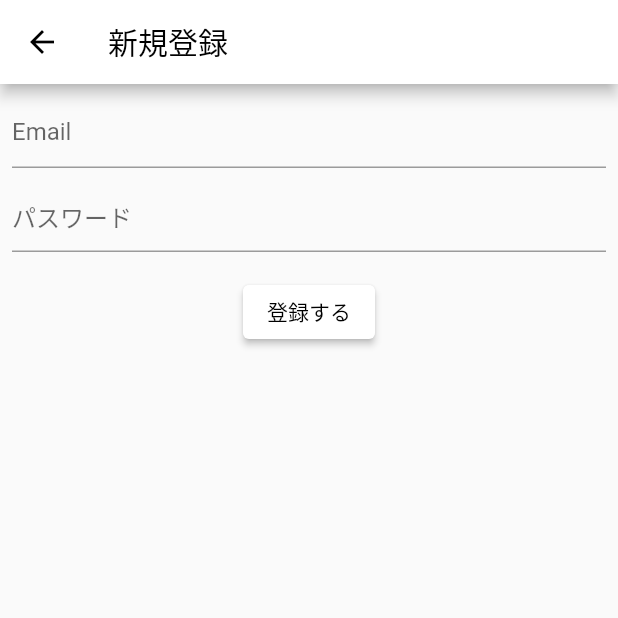
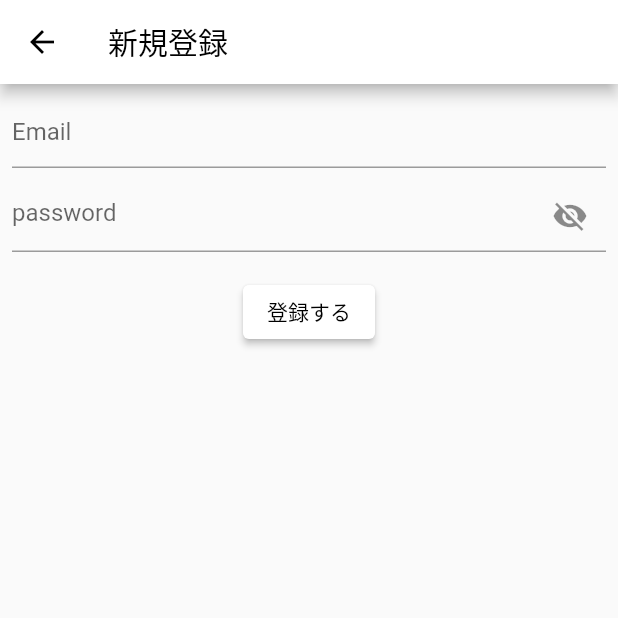
Before and after one commit to sftn0928/CloPG, a Flutter app: the RegisterPage screen opened directly, after a tap on "登録する", on a phone screen of 412 x 824 dp, the top half of it. Run offline on Flutter 3.47's test engine with Material 2 defaults, Android fonts, the phone set to English and light mode, and no system bars; our stand-ins replace cached_network_image, cloud_firestore, firebase_auth, firebase_core, firebase_storage; missing offline and left inert: share_extend; accounts and stored records are empty; network calls fail.

Commit message:
'ログイン・新規登録変更'

```diff
--- a/lib/game_list.dart
+++ b/lib/game_list.dart
@@ -35,9 +35,6 @@ class GameList extends StatefulWidget {
 
 class _GameList extends State<GameList> {
   void _handleCheckbox(bool? e){
-    // setState(() {
-    //   _check = _check;
-    // });
   }
 
   final Stream<QuerySnapshot> _stream =
--- a/lib/main.dart
+++ b/lib/main.dart
@@ -31,6 +31,7 @@ class MyApp extends StatelessWidget {
   @override
   Widget build(BuildContext context) {
     return MaterialApp(
+      debugShowCheckedModeBanner: false,
       title: 'Flutter Demo',
       theme: ThemeData(
         primarySwatch: materialWhite,
@@ -44,7 +45,7 @@ class MyApp extends StatelessWidget {
       ),
       // 各ファイルの名前を入力して実行すればそのページが表示される
       // home: GameDetail(),
-      home: App(),
+      home: LoginPage(),
     );
   }
 }
--- a/lib/register/register_page.dart
+++ b/lib/register/register_page.dart
@@ -2,7 +2,16 @@ import 'package:flutter/material.dart';
 import 'package:flutter_clopg/register/register_model.dart';
 import 'package:provider/provider.dart';
 
-class RegisterPage extends StatelessWidget {
+import '../app.dart';
+
+class RegisterPage extends StatefulWidget {
+@override
+_RegisterPageState createState() => _RegisterPageState();
+
+}
+
+class _RegisterPageState extends State<RegisterPage> {
+bool _isObscure = true;
   @override
   Widget build(BuildContext context) {
     return ChangeNotifierProvider<RegisterModel>(
@@ -33,8 +42,19 @@ class RegisterPage extends StatelessWidget {
                       ),
                       TextField(
                         controller: model.authorController,
+                        obscureText: _isObscure,
                         decoration: InputDecoration(
-                          hintText: 'パスワード',
+                          hintText: 'password',
+                          suffixIcon: IconButton(
+                            // 文字の表示・非表示でアイコンを変える
+                            icon: Icon(_isObscure ? Icons.visibility_off : Icons.visibility),
+                            // アイコンがタップされたら現在と反対の状態をセットする
+                            onPressed: () {
+                              setState(() {
+                                _isObscure = !_isObscure;
+                              });
+                            },
+                          ),
                         ),
                         onChanged: (text) {
                           model.setPassword(text);
@@ -50,7 +70,14 @@ class RegisterPage extends StatelessWidget {
                           // 追加の処理
                           try {
                             await model.signUp();
-                            Navigator.of(context).pop();
+                            // Navigator.of(context).pop();
+                            Navigator.push(
+                              context,
+                              MaterialPageRoute(
+                                builder: (context) => App(),
+                                fullscreenDialog: true,
+                              ),
+                            );
                           } catch (e) {
                             final snackBar = SnackBar(
                               backgroundColor: Colors.red,
```
Also changed, not shown: lib/login/login_page.dart (+23 -6 lines).
